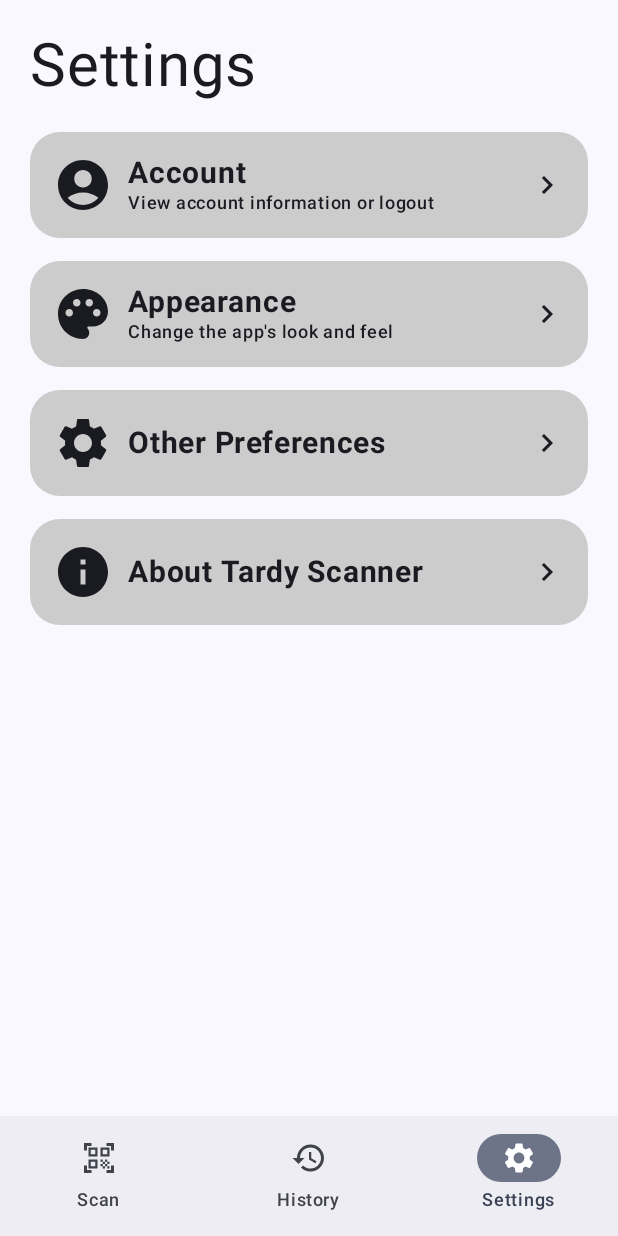
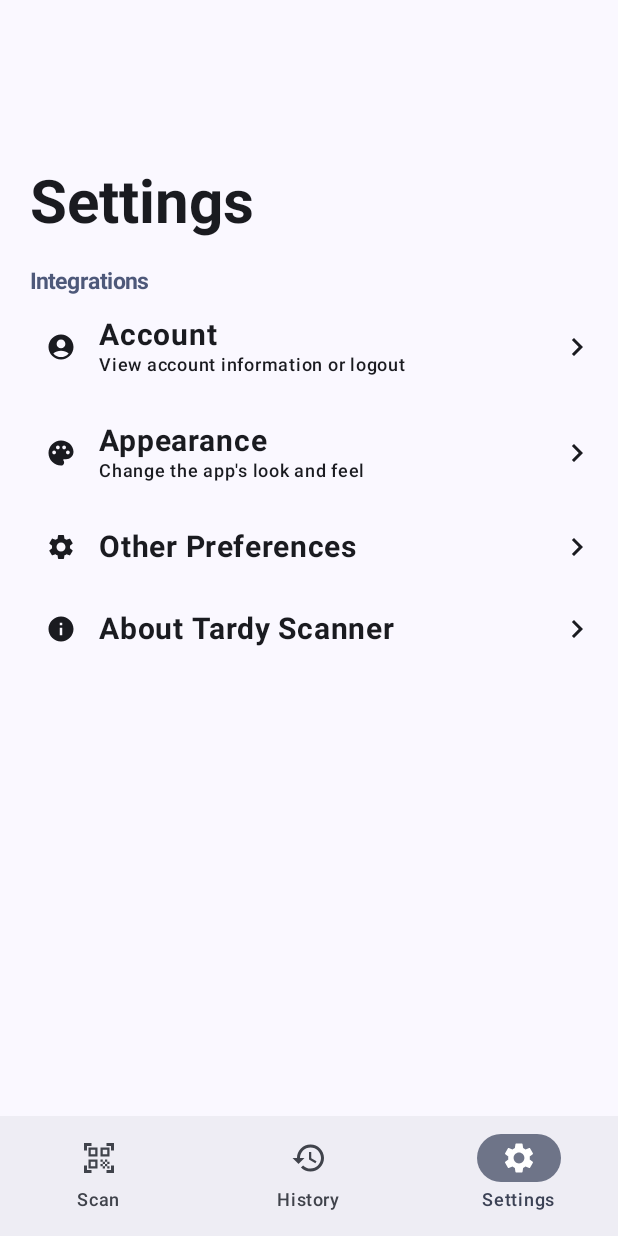
Before and after one commit to unovil/qrid-android, an Android app built with Jetpack Compose: the screen it shows after launch (MainActivity), item 3 of the bottom bar chosen, on a phone screen of 412 x 824 dp. Run offline under Robolectric (Android 15) with nearby library versions, the phone set to English and light mode, and no system bars; libraries missing offline, so code that uses them is left out: com.journeyapps.barcodescanner; 3 statements that could not run were skipped.

Commit message:
optimized project imports

```diff
--- a/app/src/main/java/com/unovil/tardyscan/screens/SettingsScreen.kt
+++ b/app/src/main/java/com/unovil/tardyscan/screens/SettingsScreen.kt
@@ -11,24 +11,20 @@
 import androidx.compose.foundation.layout.height
 import androidx.compose.foundation.layout.padding
 import androidx.compose.foundation.layout.size
-import androidx.compose.foundation.shape.RoundedCornerShape
 import androidx.compose.material.icons.Icons
 import androidx.compose.material.icons.filled.AccountCircle
 import androidx.compose.material.icons.filled.ChevronRight
 import androidx.compose.material.icons.filled.Info
 import androidx.compose.material.icons.filled.Palette
 import androidx.compose.material.icons.filled.Settings
-import androidx.compose.material3.AlertDialog
 import androidx.compose.material3.Icon
 import androidx.compose.material3.MaterialTheme
-import androidx.compose.material3.Shapes
 import androidx.compose.material3.Surface
 import androidx.compose.material3.Text
 import androidx.compose.runtime.Composable
 import androidx.compose.ui.Alignment
 import androidx.compose.ui.Modifier
 import androidx.compose.ui.graphics.Color
-import androidx.compose.ui.graphics.RectangleShape
 import androidx.compose.ui.graphics.vector.ImageVector
 import androidx.compose.ui.platform.LocalContext
 import androidx.compose.ui.text.font.FontWeight
@@ -48,33 +44,41 @@
             color = MaterialTheme.colorScheme.background
         ) {
             Column (
-                modifier = Modifier.fillMaxSize().padding(20.dp),
+                modifier = Modifier.fillMaxWidth(),
                 horizontalAlignment = Alignment.Start,
                 verticalArrangement = Arrangement.Top
             ) {
-                val toast = Toast.makeText(LocalContext.current, "Account pressed", Toast.LENGTH_SHORT)
+                Spacer(modifier = Modifier.fillMaxHeight(0.15f))
                 Text(
                     "Settings",
-                    fontSize = 40.sp
+                    modifier = Modifier.padding(horizontal = 20.dp),
+                    style = MaterialTheme.typography.headlineLarge
                 )
                 Spacer(modifier = Modifier.height(20.dp))
-                SettingsMainItem(
+                Text(
+                    "Integrations",
+                    modifier = Modifier.padding(horizontal = 20.dp),
+                    color = Color(78, 89, 122),
+                    style = MaterialTheme.typography.labelLarge
+                )
+                val toast = Toast.makeText(LocalContext.current, "Account pressed", Toast.LENGTH_SHORT)
+                SettingsItem(
                     mainLabel = "Account",
                     subLabel = "View account information or logout",
                     icon = Icons.Default.AccountCircle
                 ) {
                     toast.show()
                 }
-                SettingsMainItem(
+                SettingsItem(
                     mainLabel = "Appearance",
                     subLabel = "Change the app's look and feel",
                     icon = Icons.Default.Palette
                 ) {}
-                SettingsMainItem(
+                SettingsItem(
                     mainLabel = "Other Preferences",
                     icon = Icons.Default.Settings
                 ) {}
-                SettingsMainItem(
+                SettingsItem(
                     mainLabel = "About Tardy Scanner",
                     icon = Icons.Default.Info
                 ) {}
@@ -84,13 +88,11 @@
 }
 
 @Composable
-fun SettingsMainItem(mainLabel: String, subLabel: String? = null, icon: ImageVector, onClick: () -> Unit) {
+fun SettingsItem(mainLabel: String, subLabel: String? = null, icon: ImageVector, onClick: () -> Unit) {
     TardyScannerTheme {
         Surface(
-            shape = RoundedCornerShape(20.dp),
-            modifier = Modifier.fillMaxWidth().padding(bottom = 15.dp),
-            onClick = onClick,
-            color = Color.LightGray
+            modifier = Modifier.fillMaxWidth(),
+            onClick = onClick
         ) {
             Row(
                 modifier = Modifier.fillMaxWidth().padding(vertical = 15.dp, horizontal = 15.dp),
@@ -100,15 +102,20 @@
                 Row(
                     verticalAlignment = Alignment.CenterVertically
                 ) {
-                    Icon(
-                        icon,
-                        modifier = Modifier.size(40.dp),
-                        contentDescription = mainLabel
-                    )
-                    Spacer(modifier = Modifier.size(10.dp))
+                    Surface(
+                        modifier = Modifier.padding(horizontal = 15.dp)
+                    ) {
+                        Icon(
+                            icon,
+                            modifier = Modifier.size(20.dp),
+                            contentDescription = mainLabel
+                        )
+                    }
                     Column(
                         horizontalAlignment = Alignment.Start,
                         verticalArrangement = Arrangement.Center
+
+
                     ) {
                         Text(
                             mainLabel,
@@ -133,7 +140,7 @@
 @Composable
 @Preview
 fun SettingsMainItemPreview() {
-    SettingsMainItem(
+    SettingsItem(
         mainLabel = "Account",
         subLabel = "View account information or logout",
         icon = Icons.Default.AccountCircle
--- a/app/src/main/java/com/unovil/tardyscan/ui/theme/Theme.kt
+++ b/app/src/main/java/com/unovil/tardyscan/ui/theme/Theme.kt
@@ -1,6 +1,5 @@
 package com.unovil.tardyscan.ui.theme
 
-import android.app.Activity
 import android.os.Build
 import androidx.compose.foundation.isSystemInDarkTheme
 import androidx.compose.material3.MaterialTheme
--- a/app/src/main/java/com/unovil/tardyscan/ui/theme/Type.kt
+++ b/app/src/main/java/com/unovil/tardyscan/ui/theme/Type.kt
@@ -14,21 +14,26 @@
         fontSize = 16.sp,
         lineHeight = 24.sp,
         letterSpacing = 0.5.sp
-    )
-    /* Other default text styles to override
+    ),
+    headlineLarge = TextStyle(
+        fontFamily = FontFamily.Default,
+        fontWeight = FontWeight.Bold,
+        fontSize = 40.sp,
+        lineHeight = 40.sp,
+        letterSpacing = 0.sp
+    ),
     titleLarge = TextStyle(
         fontFamily = FontFamily.Default,
-        fontWeight = FontWeight.Normal,
+        fontWeight = FontWeight.Bold,
         fontSize = 22.sp,
         lineHeight = 28.sp,
         letterSpacing = 0.sp
     ),
-    labelSmall = TextStyle(
+    labelLarge = TextStyle(
         fontFamily = FontFamily.Default,
-        fontWeight = FontWeight.Medium,
-        fontSize = 11.sp,
-        lineHeight = 16.sp,
-        letterSpacing = 0.5.sp
+        fontWeight = FontWeight.Bold,
+        fontSize = 15.sp,
+        lineHeight = 28.sp,
+        letterSpacing = 0.sp
     )
-    */
 )
```
Also changed, not shown: app/src/main/java/com/unovil/tardyscan/BottomNavigationBar.kt (+0 -7 lines), app/src/main/java/com/unovil/tardyscan/BottomNavigationItem.kt (+0 -7 lines), app/src/main/java/com/unovil/tardyscan/MainActivity.kt (+0 -20 lines), app/src/main/java/com/unovil/tardyscan/screens/ScanScreen.kt (+5 -5 lines).
